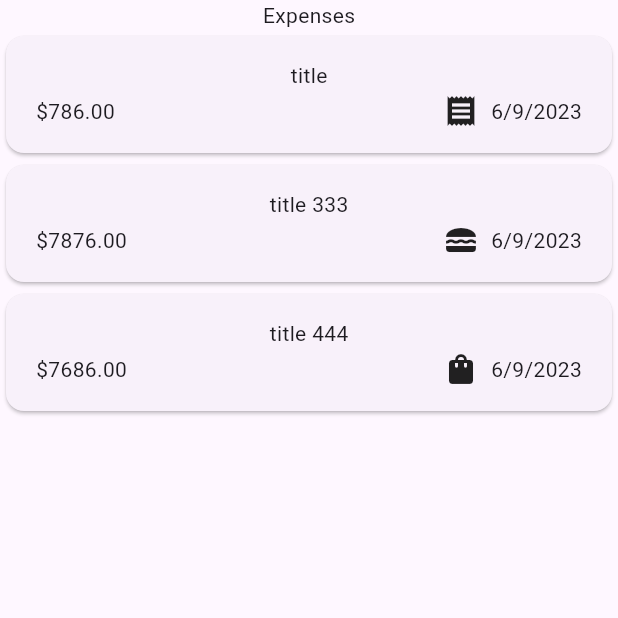
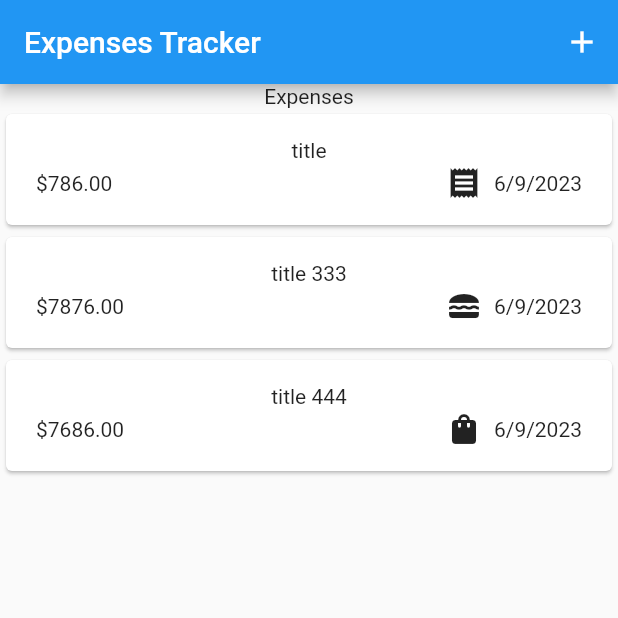
Before and after one commit to sudorajpy/expense_tracker, a Flutter app: the screen it shows after launch, on a phone screen of 412 x 824 dp, the top half of it. Run offline on Flutter 3.47's test engine with Material 2 defaults, Android fonts, the phone set to English and light mode, and no system bars; missing offline and left inert: dart:ffi.

Commit message:
Expense Adding and Deleting by Swaping

```diff
--- a/lib/expenses.dart
+++ b/lib/expenses.dart
@@ -1,29 +1,81 @@
+import 'dart:math';
+
 import 'package:expense_tracker/widgets/expenses_list.dart';
 import 'package:expense_tracker/model/expense.dart';
+import 'package:expense_tracker/widgets/new_expense.dart';
 import 'package:flutter/material.dart';
 
 class Expenses extends StatefulWidget {
-  const Expenses({super.key});
+  const Expenses({Key? key}) : super(key: key);
 
   @override
   State<Expenses> createState() => _ExpensesState();
 }
 
 class _ExpensesState extends State<Expenses> {
+  final List<Expense> _registeredExpenses = [
+    Expense(
+        title: 'title',
+        amount: 786,
+        date: DateTime.now(),
+        category: Category.bills),
+    Expense(
+        title: 'title 333',
+        amount: 7876,
+        date: DateTime.now(),
+        category: Category.food),
+    Expense(
+        title: 'title 444',
+        amount: 7686,
+        date: DateTime.now(),
+        category: Category.shopping),
+  ];
 
-  final List<Expense> _registeredExpenses = [
-    Expense(title: 'title', amount: 786, date: DateTime.now(), category: Category.bills),
-    Expense(title: 'title 333', amount: 7876, date: DateTime.now(), category: Category.food),
-    Expense(title: 'title 444', amount: 7686, date: DateTime.now(), category: Category.shopping),
-  ];
+  void _addExpenseOverLay() {
+
+    showModalBottomSheet(
+
+        shape: const RoundedRectangleBorder(
+
+            borderRadius: BorderRadius.vertical(top: Radius.circular(25.0))),
+        // isScrollControlled: true,
+        context: context,
+        builder: (ctx) => NewExpense(
+              onAddExpense: _addExpense,
+            ));
+      // isScrollControlled: true,
+        // context: context,
+        // builder: (ctx) => NewExpense(
+        //       onAddExpense: _addExpense,
+        //     ));
+  }
+
+  void _addExpense(Expense expense) {
+    setState(() {
+      _registeredExpenses.add(expense);
+    });
+
+  }
+
+  void _deleteExpense(Expense expense) {
+    setState(() {
+      _registeredExpenses.remove(expense);
+    });
+  }
 
   @override
   Widget build(BuildContext context) {
     return Scaffold(
+      appBar: AppBar(
+        actions: [
+          IconButton(onPressed: _addExpenseOverLay, icon: const Icon(Icons.add))
+        ],
+        title: const Text('Expenses Tracker'),
+      ),
       body: Column(
         children: [
           const Text('Expenses'),
-          Expanded(child: ExpensesList(expenses: _registeredExpenses)),
+          Expanded(child: ExpensesList(expenses: _registeredExpenses, deleteExpense: _deleteExpense,)),
         ],
       ),
     );
--- a/lib/main.dart
+++ b/lib/main.dart
@@ -11,14 +11,8 @@ class MyApp extends StatelessWidget {
 
   @override
   Widget build(BuildContext context) {
-    return MaterialApp(
-      title: 'Flutter Demo',
-      theme: ThemeData(
-
-        colorScheme: ColorScheme.fromSeed(seedColor: Colors.deepPurple),
-        useMaterial3: true,
-      ),
-      home: const Expenses(),
+    return const MaterialApp(
+      home: Expenses(),
     );
   }
 }
--- a/lib/widgets/expenses_list.dart
+++ b/lib/widgets/expenses_list.dart
@@ -3,14 +3,22 @@ import 'package:expense_tracker/widgets/expense_item.dart';
 import 'package:flutter/material.dart';
 
 class ExpensesList extends StatelessWidget {
-  const ExpensesList({super.key, required this.expenses});
+  const ExpensesList({super.key, required this.expenses, required this.deleteExpense});
 
   final List<Expense> expenses;
+  final void Function(Expense expense) deleteExpense;
 
   @override
   Widget build(BuildContext context) {
     return ListView.builder(itemCount: expenses.length ,itemBuilder: (context, index) {
-      return ExpenseItem(expenses[index]);
+      return  Dismissible(key: ValueKey(expenses[index].id),
+      onDismissed:(direction){
+        deleteExpense(expenses[index]);
+      },
+
+        child: ExpenseItem(expenses[index]
+       )
+       );
     });
   }
 }
```
Also changed, not shown: lib/widgets/new_expense.dart (added, +140 -0 lines).
